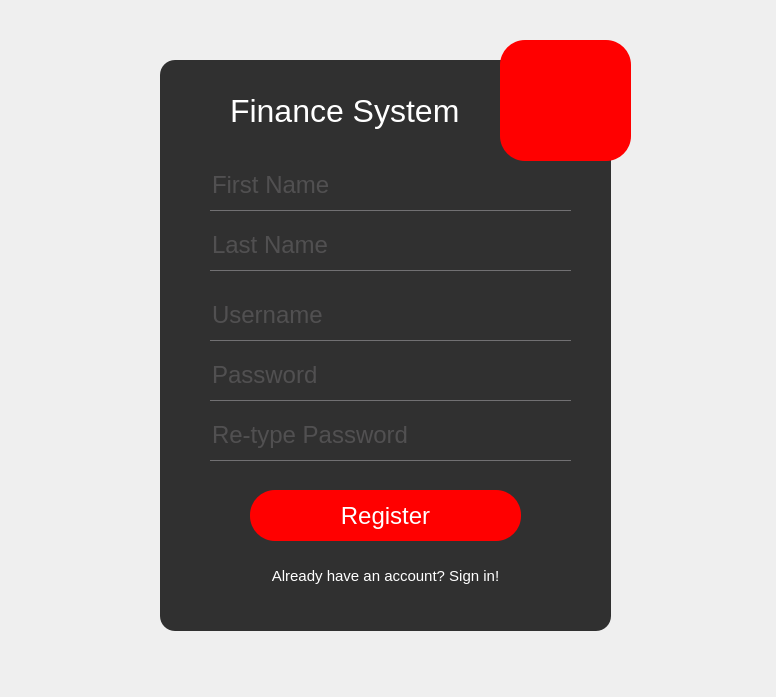
Before: the Qt Designer form register.ui in rafaello166/financialSystemQT, drawn with Qt 5.
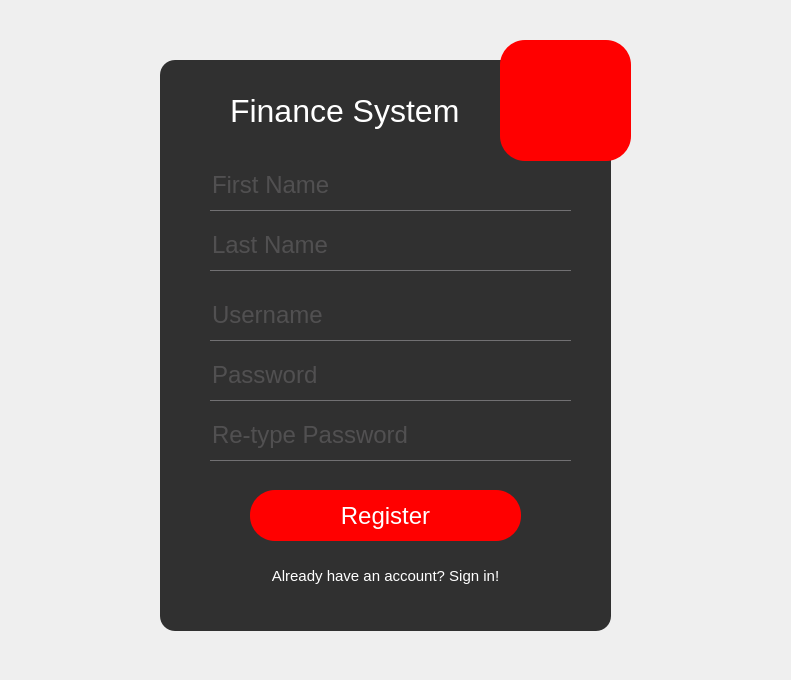
After: the same form once the commit is applied. Icons and pictures are not drawn.

Commit message: some gui fixes + logout button

```diff
--- a/register.ui
+++ b/register.ui
@@ -6,10 +6,22 @@
    <rect>
     <x>0</x>
     <y>0</y>
-    <width>776</width>
-    <height>697</height>
+    <width>791</width>
+    <height>680</height>
    </rect>
   </property>
+  <property name="minimumSize">
+   <size>
+    <width>791</width>
+    <height>680</height>
+   </size>
+  </property>
+  <property name="maximumSize">
+   <size>
+    <width>791</width>
+    <height>680</height>
+   </size>
+  </property>
   <property name="windowTitle">
    <string>MainWindow</string>
   </property>
```
The commit also changes 6 other files.
